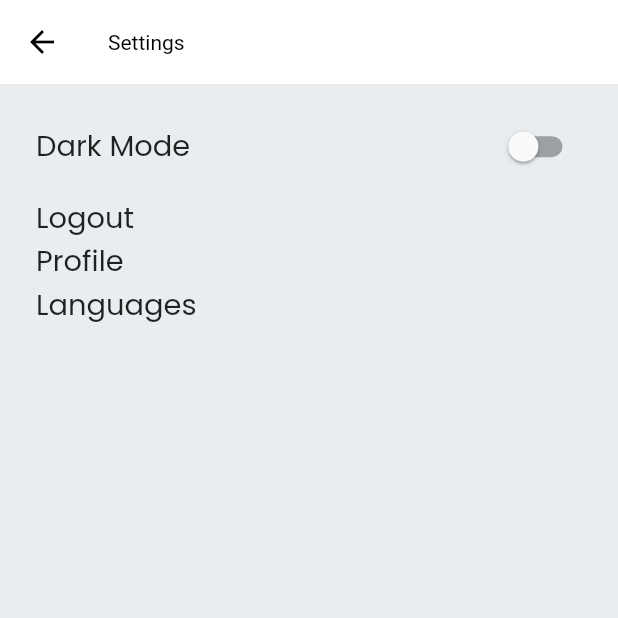
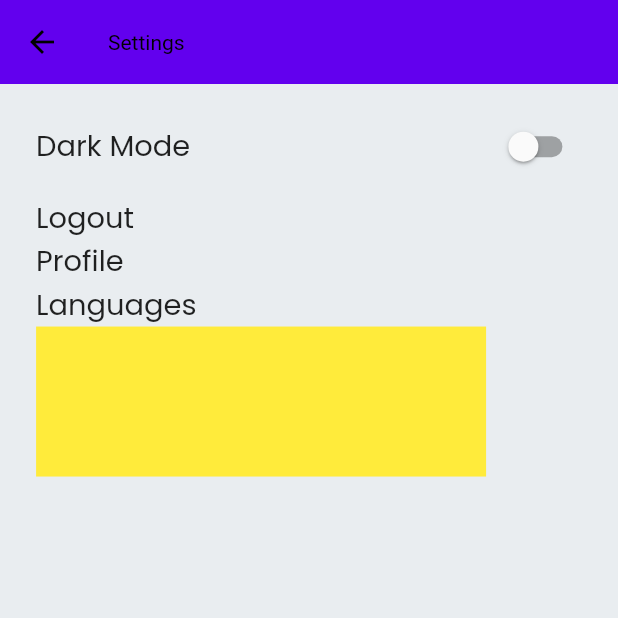
Before and after one commit to irfan701/TourApp, a Flutter app: the Settings screen opened by its route, on a phone screen of 412 x 824 dp, the top half of it. Run offline on Flutter 3.47's test engine with Material 2 defaults, Android fonts, the phone set to English and light mode, and no system bars; our stand-ins replace carousel_slider, dots_indicator, flutter_screenutil, get, google_fonts, lottie and 1 more.

Commit message:
theme change

```diff
--- a/lib/main.dart
+++ b/lib/main.dart
@@ -26,7 +26,7 @@ class MyApp extends StatelessWidget {
           title: AppString.appName,
           theme: AppTheme().lightTheme(context),
           darkTheme: AppTheme().darkTheme(context),
-          //  themeMode: ThemeMode.system,
+          themeMode: ThemeMode.system,
           initialRoute: splash,
           getPages: getPages,
           home: SplashScreen(),
--- a/lib/ui/theme/app_theme.dart
+++ b/lib/ui/theme/app_theme.dart
@@ -4,25 +4,35 @@ import 'package:tour_app/const/app_color.dart';
 
 class AppTheme {
   ThemeData lightTheme(context) => ThemeData(
-      brightness: Brightness.light,
-      appBarTheme: AppBarTheme(
+        brightness: Brightness.light,
+        appBarTheme: const AppBarTheme(
           titleTextStyle: TextStyle(color: Colors.black),
-          iconTheme: IconThemeData(color: Colors.black)),
-      colorScheme: ColorScheme.light(),
-      primarySwatch: Colors.blue,
-      textTheme:
-          GoogleFonts.poppinsTextTheme(Theme.of(context).textTheme.apply()),
-      scaffoldBackgroundColor: AppColor.scaffoldColor);
+          iconTheme: IconThemeData(
+            color: Colors.black,
+          ),
+        ),
+        colorScheme: const ColorScheme.light(),
+        primarySwatch: Colors.blue,
+        textTheme: GoogleFonts.poppinsTextTheme(
+          Theme.of(context).textTheme.apply(),
+        ),
+        scaffoldBackgroundColor: AppColor.scaffoldColor,
+      );
+
   ThemeData darkTheme(context) => ThemeData(
-      brightness: Brightness.dark,
-      appBarTheme: AppBarTheme(
+        appBarTheme: const AppBarTheme(
           titleTextStyle: TextStyle(color: Colors.white),
-          iconTheme: IconThemeData(color: Colors.white)),
-      colorScheme: ColorScheme.dark(),
-      primarySwatch: Colors.blue,
-      textTheme:
-          GoogleFonts.poppinsTextTheme(Theme.of(context).textTheme.apply()),
-      scaffoldBackgroundColor: Colors.black38);
+          iconTheme: IconThemeData(
+            color: Colors.white,
+          ),
+        ),
+        colorScheme: const ColorScheme.dark(),
+        primarySwatch: Colors.amber,
+        textTheme: GoogleFonts.actorTextTheme(
+          Theme.of(context).textTheme.apply(),
+        ),
+        scaffoldBackgroundColor: Colors.black38,
+      );
 
   ThemeData previousX(context) => ThemeData(
       appBarTheme: AppBarTheme(
--- a/lib/ui/views/drawer_pages/settings.dart
+++ b/lib/ui/views/drawer_pages/settings.dart
@@ -62,7 +62,7 @@ class Settings extends StatelessWidget {
   Widget build(BuildContext context) {
     return Scaffold(
       appBar: AppBar(
-        backgroundColor: Colors.white,
+        //  backgroundColor: Colors.white,
         elevation: 0,
         title: Text("Settings"),
       ),
@@ -86,7 +86,8 @@ class Settings extends StatelessWidget {
                         Get.changeTheme(darkMode.value == false
                             ? AppTheme().lightTheme(context)
                             : AppTheme().darkTheme(context));
-                    }))
+                      },
+                    ))
               ],
             ),
             SizedBox(
@@ -104,6 +105,11 @@ class Settings extends StatelessWidget {
               "Languages",
               () => changeLanguage(context),
             ),
+            Container(
+              width: 300,
+              height: 100,
+              color: Get.isDarkMode == false ? Colors.yellow : Colors.green,
+            )
           ],
         ),
       ),
```
Lines whose indentation alone changed are shown as unchanged.
